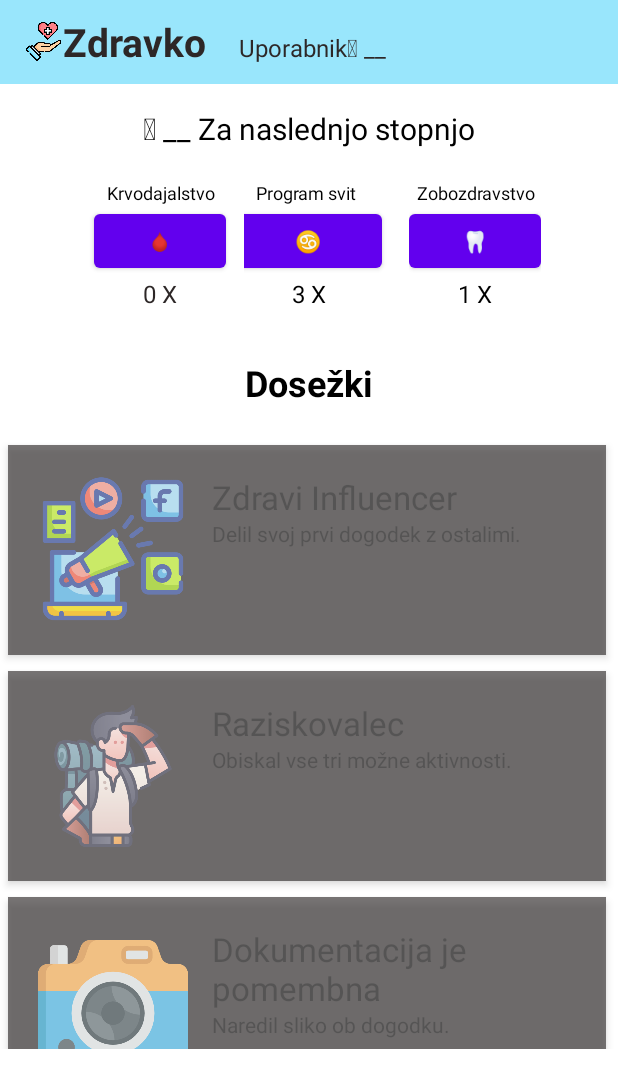
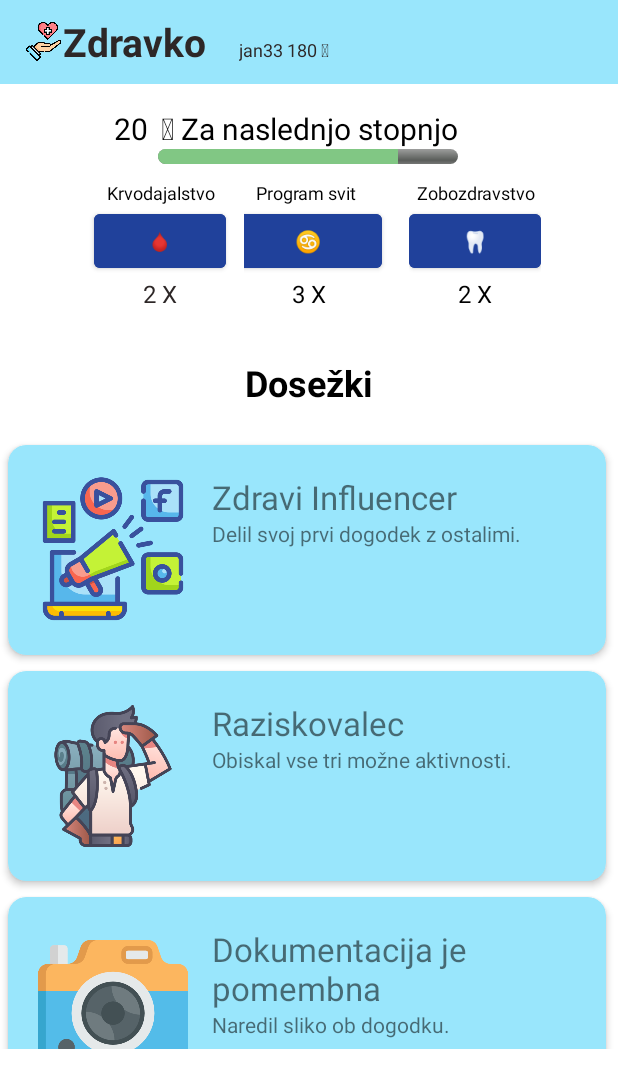
Before and after one commit to spin311/kdhero, an Android app: the screen it shows after launch (MainActivity), on a phone screen of 412 x 824 dp. Shown: the top 1088 px of the screen. Run offline under Robolectric (Android 15) with nearby library versions, the phone set to English and light mode, and no system bars.

Commit message:
main fragment final

```diff
--- a/app/src/main/java/com/example/pbd2022_lab_3/HomeFragment.kt
+++ b/app/src/main/java/com/example/pbd2022_lab_3/HomeFragment.kt
@@ -6,7 +6,9 @@ import androidx.fragment.app.Fragment
 import android.view.LayoutInflater
 import android.view.View
 import android.view.ViewGroup
+import android.widget.ProgressBar
 import android.widget.TextView
+import androidx.core.content.ContextCompat
 import androidx.recyclerview.widget.LinearLayoutManager
 import androidx.recyclerview.widget.RecyclerView
 
@@ -19,6 +21,7 @@ class HomeFragment : Fragment() {
     // TODO: Rename and change types of parameters
     private var listener: MyFragmentListener? = null
     private var coins: Int = 0
+    private var poslji = "User not found"
     private var achievements: Array<Int> = arrayOf(0)
     private var recyclerView: RecyclerView? = null
     private var layoutManager: RecyclerView.LayoutManager? = null
@@ -29,7 +32,16 @@ class HomeFragment : Fragment() {
     }
 
     interface MyFragmentListener {
-        fun onMyVariableSet(myVariable: Int)
+        fun onMyVariableSet(myVariable: String)
+    }
+    override fun onAttach(context: Context) {
+        super.onAttach(context)
+
+        try {
+            listener = context as MyFragmentListener
+        } catch (e: ClassCastException) {
+            throw ClassCastException("$context must implement OnDataPass")
+        }
     }
 
     override fun onCreateView(
@@ -49,19 +61,37 @@ class HomeFragment : Fragment() {
         if(don != null) {
             coins = don.noOfCoins
             achievements= don.achievements
+            poslji = don.username.plus(" ").plus(coins.toString()).plus(" 🪙")
+
         }
-        listener?.onMyVariableSet(coins)
+
+        listener?.onMyVariableSet(poslji)
 
 
 
         val kri = don?.bloodDon?.size
         val zob = don?.dentist?.size
         val svit = don?.svit?.size
+        val doStopnje = 100 - coins % 100
 
+        val doStopnjeText = view.findViewById<TextView>(R.id.textViewCoin)
         val kriCount = view.findViewById<TextView>(R.id.kdCounter)
         val zobCount = view.findViewById<TextView>(R.id.zobCounter)
         val svitCount = view.findViewById<TextView>(R.id.svitCounter)
+        val progress = view.findViewById<ProgressBar>(R.id.progressBar)
+        val prog = coins % 100
+        if(prog < 30) {
+            progress.progressTintList = ContextCompat.getColorStateList(view.context, R.color.red)
+        }
+        else if(prog < 60) {
+            progress.progressTintList = ContextCompat.getColorStateList(view.context, R.color.blue)
+        }
+        else {
+            progress.progressTintList = ContextCompat.getColorStateList(view.context, R.color.green)
+        }
 
+        progress.progress = prog
+        doStopnjeText.text = doStopnje.toString()
         kriCount.text = kri.toString().plus(" X")
         zobCount.text = zob.toString().plus(" X")
         svitCount.text = svit.toString().plus(" X")
--- a/app/src/main/java/com/example/pbd2022_lab_3/MainActivity.kt
+++ b/app/src/main/java/com/example/pbd2022_lab_3/MainActivity.kt
@@ -16,15 +16,15 @@ class MainActivity : AppCompatActivity(), HomeFragment.MyFragmentListener {
         setContentView(R.layout.activity_main)
         val sharedPreferences = this.getSharedPreferences("userId", Context.MODE_PRIVATE)
         val editor = sharedPreferences.edit()
-        editor.putString("userId", "2")
+        editor.putString("userId", "1")
         editor.apply()
 
         replaceFragment(HomeFragment())
     }
 
-    override fun onMyVariableSet(myVariable: Int){
-        val coinCount: TextView = findViewById(R.id.coins)
-        coinCount.text = myVariable.toString()
+    override fun onMyVariableSet(myVariable: String){
+        val coinCount: TextView = findViewById(R.id.username)
+        coinCount.text = myVariable
         Log.d("MainActivity", "onMyVariableSet: $myVariable")
 
     }
--- a/app/src/main/res/layout/achievement_layout.xml
+++ b/app/src/main/res/layout/achievement_layout.xml
@@ -7,7 +7,7 @@
     android:layout_height="wrap_content"
     android:id="@+id/card_view"
     android:layout_margin="5dp"
-    app:cardBackgroundColor="#81C784"
+    app:cardBackgroundColor="@color/blue"
     app:cardCornerRadius="12dp"
     app:cardElevation="3dp"
     app:contentPadding="4dp"
--- a/app/src/main/res/layout/activity_main.xml
+++ b/app/src/main/res/layout/activity_main.xml
@@ -52,20 +52,11 @@
 
 
         android:textColor="@color/darkGrey"
-        android:textSize="16sp"
+        android:textSize="12sp"
         tools:layout_editor_absoluteX="171dp"
         tools:layout_editor_absoluteY="34dp" />
 
-    <TextView
-        android:id="@+id/coins"
-        android:layout_width="wrap_content"
-        android:layout_height="wrap_content"
-        android:gravity="center"
-        android:text="@string/Coins"
-        android:textColor="@color/darkGrey"
-        android:textSize="16sp"
-        tools:layout_editor_absoluteX="328dp"
-        tools:layout_editor_absoluteY="34dp" />
+
 
     </androidx.appcompat.widget.LinearLayoutCompat>
     </androidx.appcompat.widget.Toolbar>
--- a/app/src/main/res/layout/fragment_home.xml
+++ b/app/src/main/res/layout/fragment_home.xml
@@ -5,6 +5,23 @@
     android:layout_width="match_parent"
     android:layout_height="match_parent"
     tools:context=".MainActivity">
+
+    <TextView
+        android:id="@+id/textViewCoin"
+        android:layout_width="wrap_content"
+        android:layout_height="wrap_content"
+        android:layout_marginTop="72dp"
+        android:text="__"
+        android:textColor="@color/black"
+        android:textSize="20sp"
+        app:layout_constraintEnd_toStartOf="@+id/textView"
+        app:layout_constraintHorizontal_bias="0.896"
+
+        app:layout_constraintStart_toStartOf="parent"
+        app:layout_constraintTop_toTopOf="parent">
+
+
+    </TextView>
 
     <TextView
         android:id="@+id/textView"
@@ -22,6 +39,18 @@
 
 
     </TextView>
+
+    <ProgressBar
+        android:id="@+id/progressBar"
+        style="@android:style/Widget.ProgressBar.Horizontal"
+        android:layout_width="200dp"
+        android:layout_height="10dp"
+        app:layout_constraintEnd_toEndOf="parent"
+        android:max="100"
+        android:progress="0"
+        app:layout_constraintHorizontal_bias="0.498"
+        app:layout_constraintStart_toStartOf="parent"
+        app:layout_constraintTop_toBottomOf="@+id/textView" />
 
     <LinearLayout
         android:id="@+id/btnCounterLinear"
@@ -57,6 +86,7 @@
                 android:layout_marginStart="12dp"
                 android:layout_marginEnd="12dp"
                 android:text="@string/blood_png"
+                android:backgroundTint="@color/DeepDarkBlue"
                 app:layout_constraintBottom_toBottomOf="parent"
                 app:layout_constraintEnd_toStartOf="@+id/svitBtn"
                 app:layout_constraintHorizontal_weight="1"
@@ -81,6 +111,7 @@
             android:orientation="vertical">
 
             <TextView
+                android:id="@+id/sredina"
                 android:layout_width="match_parent"
                 android:layout_height="wrap_content"
                 android:gravity="start"
@@ -95,6 +126,8 @@
                 android:layout_height="wrap_content"
                 android:layout_marginEnd="12dp"
                 android:text="@string/cancer_png"
+                android:backgroundTint="@color/DeepDarkBlue"
+
                 app:layout_constraintBottom_toBottomOf="parent"
                 app:layout_constraintEnd_toStartOf="@+id/zobBtn"
                 app:layout_constraintHorizontal_weight="1"
@@ -134,6 +167,8 @@
                 android:layout_width="wrap_content"
                 android:layout_height="wrap_content"
                 android:text="@string/tooth_png"
+                android:backgroundTint="@color/DeepDarkBlue"
+
                 app:layout_constraintBottom_toBottomOf="parent"
                 app:layout_constraintEnd_toEndOf="parent"
                 app:layout_constraintHorizontal_weight="1"
--- a/app/src/main/res/values/colors.xml
+++ b/app/src/main/res/values/colors.xml
@@ -7,12 +7,15 @@
     <color name="teal_700">#FF018786</color>
     <color name="black">#FF000000</color>
     <color name="white">#FFFFFFFF</color>
+    <color name="green">#81C784</color>
     <color name="colorPrimary">#6200EE</color>
     <color name="colorPrimaryDark">#3700B3</color>
     <color name="colorAccent">#03DAC5</color>
     <color name="darkGrey">#2D2727</color>
     <color name="disabled">#3F3B3B</color>
     <color name="blue">#99E6FC</color>
+    <color name="darkBlue">#63D8F2</color>
+    <color name="DeepDarkBlue">#20419B</color>
     <color name="red">#F2637E</color>
 
 </resources>
--- a/app/src/main/res/values/strings.xml
+++ b/app/src/main/res/values/strings.xml
@@ -5,7 +5,7 @@
     <string name="username">Uporabnik</string>
     <string name="Coins">🪙 __</string>
     <string name="appName">Zdravko</string>
-    <string name="next_lvl">🪙 __  Za naslednjo stopnjo</string>
+    <string name="next_lvl"> 🪙 Za naslednjo stopnjo</string>
     <string name="Krvodajalstvo">Krvodajalstvo</string>
     <string name="Svit">Program svit</string>
     <string name="Zobozdravstvo">Zobozdravstvo</string>
```
